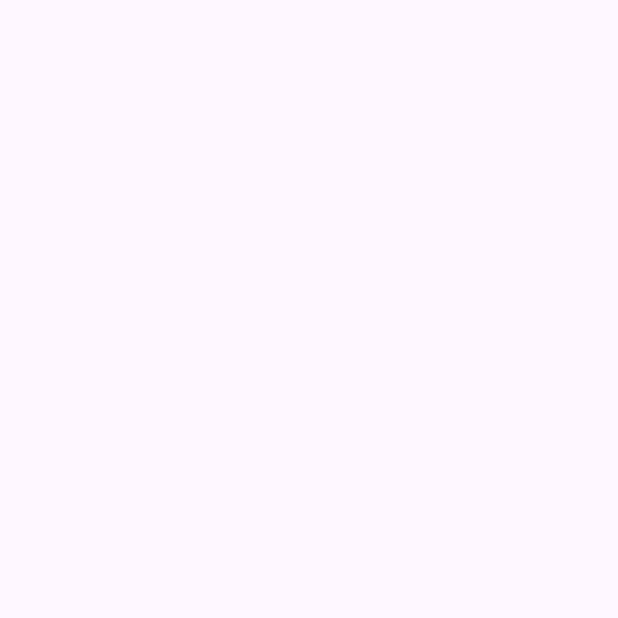
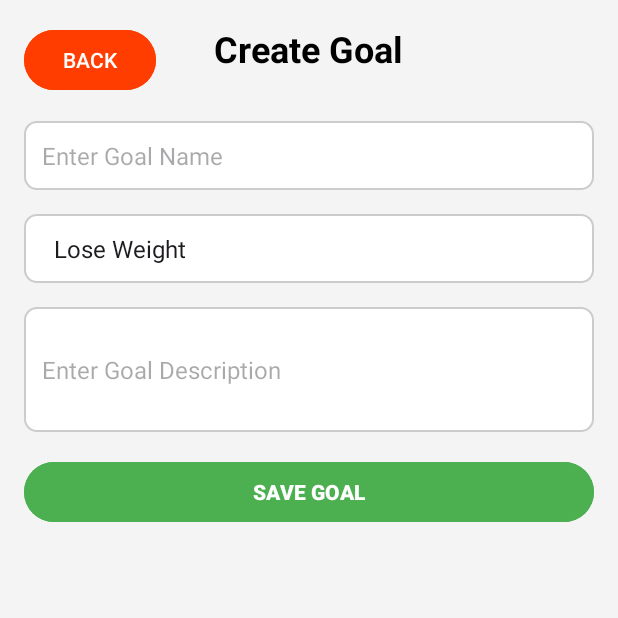
Before and after one commit to MilanBert/Kelowna-Fitness-Prototype, an Android app: the CreateGoalsActivity screen opened directly, with no data from a screen before it, on a phone screen of 412 x 824 dp, the top half of it. Before the commit the part shown is empty. Run offline under Robolectric (Android 15) with nearby library versions, the phone set to English and light mode, and no system bars.

Commit message:
Added adding goals to the goals.txt file also updated both getting and writing and reading from file methods

```diff
--- a/app/src/main/java/com/example/step4test/CreateGoalsActivity.java
+++ b/app/src/main/java/com/example/step4test/CreateGoalsActivity.java
@@ -1,24 +1,104 @@
 package com.example.step4test;
 
+import android.content.Intent;
 import android.os.Bundle;
+import android.view.View;
+import android.widget.Button;
+import android.widget.EditText;
+import android.widget.Spinner;
+import android.widget.Toast;
 
-import androidx.activity.EdgeToEdge;
 import androidx.appcompat.app.AppCompatActivity;
-import androidx.core.graphics.Insets;
-import androidx.core.view.ViewCompat;
-import androidx.core.view.WindowInsetsCompat;
+
+import java.io.FileOutputStream;
+import java.io.OutputStreamWriter;
 
 public class CreateGoalsActivity extends AppCompatActivity {
+
+    private Button btnBack, btnSaveGoal;
+    private EditText edtGoalName, edtGoalDescription;
+    private Spinner spinnerObjectives;
 
     @Override
     protected void onCreate(Bundle savedInstanceState) {
         super.onCreate(savedInstanceState);
-        EdgeToEdge.enable(this);
         setContentView(R.layout.activity_create_goals);
-        ViewCompat.setOnApplyWindowInsetsListener(findViewById(R.id.main), (v, insets) -> {
-            Insets systemBars = insets.getInsets(WindowInsetsCompat.Type.systemBars());
-            v.setPadding(systemBars.left, systemBars.top, systemBars.right, systemBars.bottom);
-            return insets;
+
+        // Initialize UI components
+        btnBack = findViewById(R.id.btnBack);
+        btnSaveGoal = findViewById(R.id.btnSaveGoal);
+        edtGoalName = findViewById(R.id.edtGoalName);
+        edtGoalDescription = findViewById(R.id.edtGoalDescription);
+        spinnerObjectives = findViewById(R.id.spinnerObjectives);
+
+        // Set up Back button functionality
+        btnBack.setOnClickListener(new View.OnClickListener() {
+            @Override
+            public void onClick(View v) {
+                // Navigate back to GoalsActivity
+                Intent intent = new Intent(CreateGoalsActivity.this, GoalsActivity.class);
+                startActivity(intent);
+                finish();
+            }
         });
+
+        // Set up Save Goal button functionality
+        btnSaveGoal.setOnClickListener(new View.OnClickListener() {
+            @Override
+            public void onClick(View v) {
+                saveGoalToFile();
+            }
+        });
+
+        // Populate the spinner with predefined objectives
+        setupSpinner();
     }
+
+    private void setupSpinner() {
+        // Example: Populate the spinner with predefined objectives
+        String[] objectives = {"Lose Weight", "Build Muscle", "Improve Endurance", "General Fitness"};
+        android.widget.ArrayAdapter<String> adapter = new android.widget.ArrayAdapter<>(this,
+                android.R.layout.simple_spinner_item, objectives);
+        adapter.setDropDownViewResource(android.R.layout.simple_spinner_dropdown_item);
+        spinnerObjectives.setAdapter(adapter);
+    }
+
+    private void saveGoalToFile() {
+        String goalName = edtGoalName.getText().toString().trim();
+        String goalDescription = edtGoalDescription.getText().toString().trim();
+        String selectedObjective = spinnerObjectives.getSelectedItem().toString();
+
+        // Validate inputs
+        if (goalName.isEmpty() || goalDescription.isEmpty()) {
+            Toast.makeText(this, "Please fill out all fields.", Toast.LENGTH_SHORT).show();
+            return;
+        }
+
+        String goalData = goalName + ";" + goalDescription + ";" + selectedObjective + "\n";
+
+        try {
+            // Save the goal data to a file
+            FileOutputStream fos = openFileOutput("goals.txt", MODE_APPEND);
+            OutputStreamWriter osw = new OutputStreamWriter(fos);
+            osw.write(goalData);
+            osw.close();
+            fos.close();
+
+            // Log successful save
+            android.util.Log.d("CreateGoalsActivity", "Goal saved successfully: " + goalData);
+
+            // Show success message
+            Toast.makeText(this, "Goal saved successfully!", Toast.LENGTH_SHORT).show();
+
+            // Navigate back to GoalsActivity
+            Intent intent = new Intent(CreateGoalsActivity.this, GoalsActivity.class);
+            startActivity(intent);
+            finish();
+        } catch (Exception e) {
+            e.printStackTrace();
+            Toast.makeText(this, "Error saving goal: " + e.getMessage(), Toast.LENGTH_LONG).show();
+            android.util.Log.e("CreateGoalsActivity", "Error saving goal", e);
+        }
+    }
+
 }
--- a/app/src/main/java/com/example/step4test/GoalsActivity.java
+++ b/app/src/main/java/com/example/step4test/GoalsActivity.java
@@ -64,24 +64,32 @@ public class GoalsActivity extends AppCompatActivity {
         try (BufferedReader reader = new BufferedReader(new FileReader(goalsFile))) {
             String line;
             while ((line = reader.readLine()) != null) {
-                String[] goalData = line.split(";"); // Assuming goals are stored as "name;description;progress"
+                String[] goalData = line.split(";");
+                if (goalData.length < 3) {
+                    android.util.Log.e("GoalsActivity", "Invalid goal data: " + line);
+                    continue; // Skip invalid lines
+                }
                 goalsList.add(goalData);
             }
         } catch (Exception e) {
             e.printStackTrace();
+            android.util.Log.e("GoalsActivity", "Error loading goals", e);
         }
 
-        // Display each goal
+        // Display each valid goal
         for (String[] goal : goalsList) {
-            if (goal.length < 3) continue;
-
             String goalName = goal[0];
             String goalDescription = goal[1];
-            int goalProgress = Integer.parseInt(goal[2]);
-
+            int goalProgress = 0;
+            try {
+                goalProgress = Integer.parseInt(goal[2]);
+            } catch (NumberFormatException e) {
+                android.util.Log.e("GoalsActivity", "Invalid progress value: " + goal[2]);
+            }
             addGoalToLayout(goalName, goalDescription, goalProgress);
         }
     }
+
 
     private void addGoalToLayout(String goalName, String goalDescription, int progress) {
         View goalView = getLayoutInflater().inflate(R.layout.goal_item, null);
--- a/app/src/main/res/layout/activity_create_goals.xml
+++ b/app/src/main/res/layout/activity_create_goals.xml
@@ -1,10 +1,85 @@
 <?xml version="1.0" encoding="utf-8"?>
-<androidx.constraintlayout.widget.ConstraintLayout xmlns:android="http://schemas.android.com/apk/res/android"
-    xmlns:app="http://schemas.android.com/apk/res-auto"
+<RelativeLayout
+    xmlns:android="http://schemas.android.com/apk/res/android"
     xmlns:tools="http://schemas.android.com/tools"
-    android:id="@+id/main"
     android:layout_width="match_parent"
     android:layout_height="match_parent"
+    android:background="#f4f4f4"
     tools:context=".CreateGoalsActivity">
 
-</androidx.constraintlayout.widget.ConstraintLayout>
+    <!-- Back Button -->
+    <Button
+        android:id="@+id/btnBack"
+        android:layout_width="wrap_content"
+        android:layout_height="wrap_content"
+        android:layout_margin="16dp"
+        android:text="BACK"
+        android:backgroundTint="#FF3D00"
+        android:textColor="#FFFFFF" />
+
+    <!-- Title -->
+    <TextView
+        android:id="@+id/txtCreateGoalTitle"
+        android:layout_width="wrap_content"
+        android:layout_height="wrap_content"
+        android:layout_centerHorizontal="true"
+        android:layout_marginTop="16dp"
+        android:text="Create Goal"
+        android:textColor="#000000"
+        android:textSize="24sp"
+        android:textStyle="bold" />
+
+    <!-- Input for Goal Name -->
+    <EditText
+        android:id="@+id/edtGoalName"
+        android:layout_width="match_parent"
+        android:layout_height="wrap_content"
+        android:layout_marginTop="32dp"
+        android:layout_marginHorizontal="16dp"
+        android:hint="Enter Goal Name"
+        android:padding="12dp"
+        android:background="@drawable/goal_card_backround"
+        android:inputType="text"
+        android:textSize="16sp"
+        android:layout_below="@id/txtCreateGoalTitle" />
+
+    <!-- Dropdown for Objectives -->
+    <Spinner
+        android:id="@+id/spinnerObjectives"
+        android:layout_width="match_parent"
+        android:layout_height="wrap_content"
+        android:layout_marginTop="16dp"
+        android:layout_marginHorizontal="16dp"
+        android:layout_below="@id/edtGoalName"
+        android:background="@drawable/goal_card_backround"
+        android:padding="12dp" />
+
+    <!-- Input for Goal Description -->
+    <EditText
+        android:id="@+id/edtGoalDescription"
+        android:layout_width="match_parent"
+        android:layout_height="wrap_content"
+        android:layout_marginTop="16dp"
+        android:layout_marginHorizontal="16dp"
+        android:hint="Enter Goal Description"
+        android:padding="12dp"
+        android:background="@drawable/goal_card_backround"
+        android:inputType="textMultiLine"
+        android:lines="3"
+        android:textSize="16sp"
+        android:layout_below="@id/spinnerObjectives" />
+
+    <!-- Save Button -->
+    <Button
+        android:id="@+id/btnSaveGoal"
+        android:layout_width="match_parent"
+        android:layout_height="wrap_content"
+        android:layout_margin="16dp"
+        android:layout_marginTop="32dp"
+        android:text="SAVE GOAL"
+        android:backgroundTint="#4CAF50"
+        android:textColor="#FFFFFF"
+        android:textStyle="bold"
+        android:layout_below="@id/edtGoalDescription" />
+
+</RelativeLayout>
```
